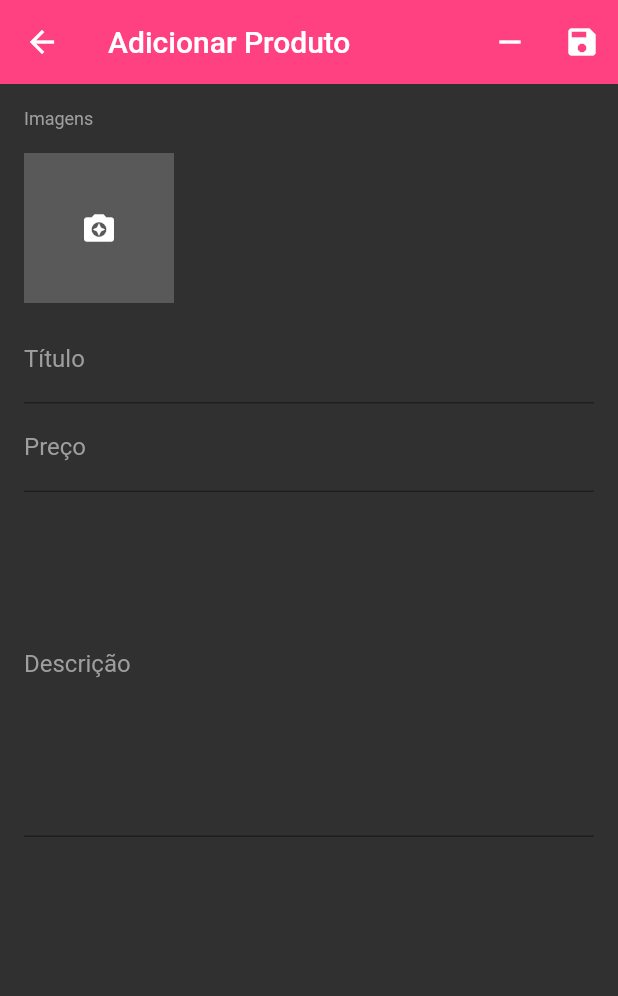
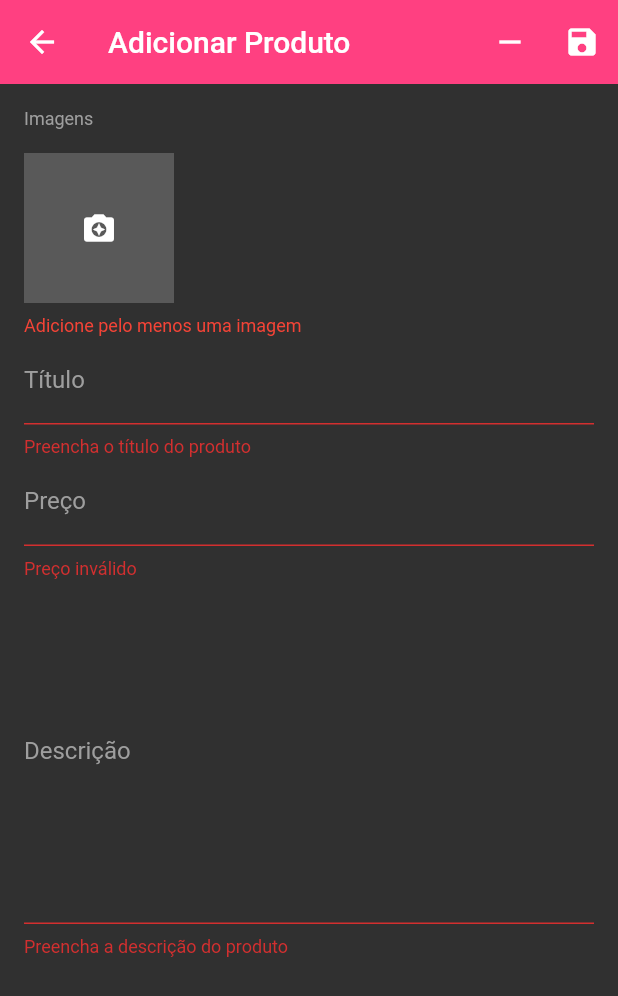
Before and after one commit to diegoalves018/GerenteLojaAPFlutter, a Flutter app: the ProductScreen screen opened directly, after a tap on the "save" icon, on a phone screen of 412 x 824 dp. Shown: the top 996 px of the screen. Run offline on Flutter 3.47's test engine with Material 2 defaults, Android fonts, the phone set to English and light mode, and no system bars; our stand-ins replace cloud_firestore, firebase_auth, firebase_storage, flutter_speed_dial, image_cropper, image_picker and 2 more; missing offline and left inert: bloc_pattern; accounts and stored records are empty; statements that could not run were skipped.

Commit message:
commit product_validator.dart

```diff
--- a/lib/screens/product_screen.dart
+++ b/lib/screens/product_screen.dart
@@ -1,40 +1,32 @@
 import 'package:cloud_firestore/cloud_firestore.dart';
 import 'package:flutter/material.dart';
 import 'package:gerente_loja/blocs/product_bloc.dart';
+import 'package:gerente_loja/validators/product_validator.dart';
 import 'package:gerente_loja/widgets/images_widget.dart';
 
 class ProductScreen extends StatefulWidget {
-
   final String categoryId;
   final DocumentSnapshot product;
 
-
-
   ProductScreen({this.categoryId, this.product});
-
 
   @override
   _ProductScreenState createState() => _ProductScreenState(categoryId, product);
 }
 
-class _ProductScreenState extends State<ProductScreen> {
+class _ProductScreenState extends State<ProductScreen> with ProductValidator {
   final _formKey = GlobalKey<FormState>();
 
   final ProductBloc _productBloc;
 
-  _ProductScreenState(String categoryId, DocumentSnapshot product) :
-        _productBloc = ProductBloc(categoryId: categoryId, product:  product);
-
-
+  _ProductScreenState(String categoryId, DocumentSnapshot product)
+      : _productBloc = ProductBloc(categoryId: categoryId, product: product);
 
   @override
   Widget build(BuildContext context) {
-
-    InputDecoration _buildDecoration (String label){
+    InputDecoration _buildDecoration(String label) {
       return InputDecoration(
-        labelText: label,
-        labelStyle: TextStyle(color: Colors.grey)
-      );
+          labelText: label, labelStyle: TextStyle(color: Colors.grey));
     }
 
     final _fieldStyle = TextStyle(
@@ -48,15 +40,22 @@ class _ProductScreenState extends State<ProductScreen> {
         elevation: 0,
         title: Text("Adicionar Produto"),
         actions: <Widget>[
-          IconButton(icon: Icon(Icons.remove),
-              onPressed: (){}
-          ),
-          IconButton(icon: Icon(Icons.save),
-              onPressed: (){}
+          IconButton(icon: Icon(Icons.remove), onPressed: () {}),
+          StreamBuilder<bool>(
+            stream: _productBloc.outLoading,
+            initialData: false,
+            builder: (context, snapshot) {
+              return IconButton(
+                  icon: Icon(Icons.save),
+                  onPressed: snapshot.data ? null : saveProduct,
+              );
+            }
           ),
         ],
       ),
-      body: Form(
+      body: Stack(
+        children: <Widget>[
+          Form(
             key: _formKey,
             child: StreamBuilder<Map>(
                 stream: _productBloc.outData,
@@ -67,45 +66,81 @@ class _ProductScreenState extends State<ProductScreen> {
                     children: <Widget>[
                       Text(
                         "Imagens",
-                  style: TextStyle(
-                    color: Colors.grey,
-                    fontSize: 12
-                  ),
+                        style: TextStyle(color: Colors.grey, fontSize: 12),
                       ),
                       ImagesWidget(
                         context: context,
                         initialValue: snapshot.data["images"],
-                  onSaved: (l){},
-                  validator: (l){},
+                        onSaved: _productBloc.saveImages,
+                        validator: validateImages,
                       ),
                       TextFormField(
                         initialValue: snapshot.data["title"],
                         style: _fieldStyle,
                         decoration: _buildDecoration("Título"),
-                  onSaved: (t){},
-                  validator: (t){},
+                        onSaved: _productBloc.saveTitle,
+                        validator: validateTitle,
                       ),
                       TextFormField(
                         initialValue: snapshot.data["price"]?.toStringAsFixed(2),
                         style: _fieldStyle,
                         decoration: _buildDecoration("Preço"),
-                  keyboardType: TextInputType.numberWithOptions(decimal: true),
-                  onSaved: (t){},
-                  validator: (t){},
+                        keyboardType:
+                            TextInputType.numberWithOptions(decimal: true),
+                        onSaved: _productBloc.savePrice,
+                        validator: validatePrice,
                       ),
                       TextFormField(
                         initialValue: snapshot.data["description"],
                         style: _fieldStyle,
                         maxLines: 10,
                         decoration: _buildDecoration("Descrição"),
-                  onSaved: (t){},
-                  validator: (t){},
+                        onSaved: _productBloc.saveDescription,
+                        validator: validateDescription,
                       ),
                     ],
                   );
-          }
+                }),
           ),
+          StreamBuilder<bool>(
+              stream: _productBloc.outLoading,
+              initialData: false,
+              builder: (context, snapshot) {
+                return IgnorePointer(
+                  ignoring: !snapshot.data,
+                  child: Container(
+                    color: snapshot.data ? Colors.black54 : Colors.transparent,
                   ),
                 );
               }
+          ),
+        ],
+      ),
+    );
   }
+
+  void saveProduct() async{
+    if(_formKey.currentState.validate()){
+      _formKey.currentState.save();
+
+      ScaffoldMessenger.of(context).showSnackBar(SnackBar(
+        content: const Text("Salvando Produto...",
+        style: TextStyle(color: Colors.white),),
+        backgroundColor: Color.fromARGB(255, 208, 10, 146),
+        duration: const Duration(minutes: 1),
+      )
+      );
+
+      bool success = await _productBloc.saveProduct();
+
+      ScaffoldMessenger.of(context).removeCurrentSnackBar();
+
+      ScaffoldMessenger.of(context).showSnackBar(SnackBar(
+        content: Text(success ? "Produto salvo" : "Erro ao salvar",
+          style: TextStyle(color: Colors.white),),
+        backgroundColor: Color.fromARGB(255, 208, 10, 146),
+      )
+      );
+    }
+  }
+}
--- /dev/null
+++ b/lib/validators/product_validator.dart
@@ -0,0 +1,30 @@
+class ProductValidator {
+
+  String validateImages(List images){
+    if(images.isEmpty) return "Adicione pelo menos uma imagem";
+    return null;
+  }
+
+  String validateTitle (String text){
+    if(text.isEmpty) return "Preencha o título do produto";
+    return null;
+  }
+
+  String validateDescription (String text){
+    if(text.isEmpty) return "Preencha a descrição do produto";
+    return null;
+  }
+
+  String validatePrice (String text){
+    double price = double.tryParse(text);
+    if(price != null){
+      if(!text.contains(".") || text.split(".")[1].length != 2)
+        return "Utiliza 2 casas decímais";
+    }else {
+      return "Preço inválido";
+    }
+    return null;
+  }
+
+
+}
```
Also changed, not shown: lib/blocs/product_bloc.dart (+66 -4 lines), 1 other file. Lines whose indentation alone changed are shown as unchanged.
